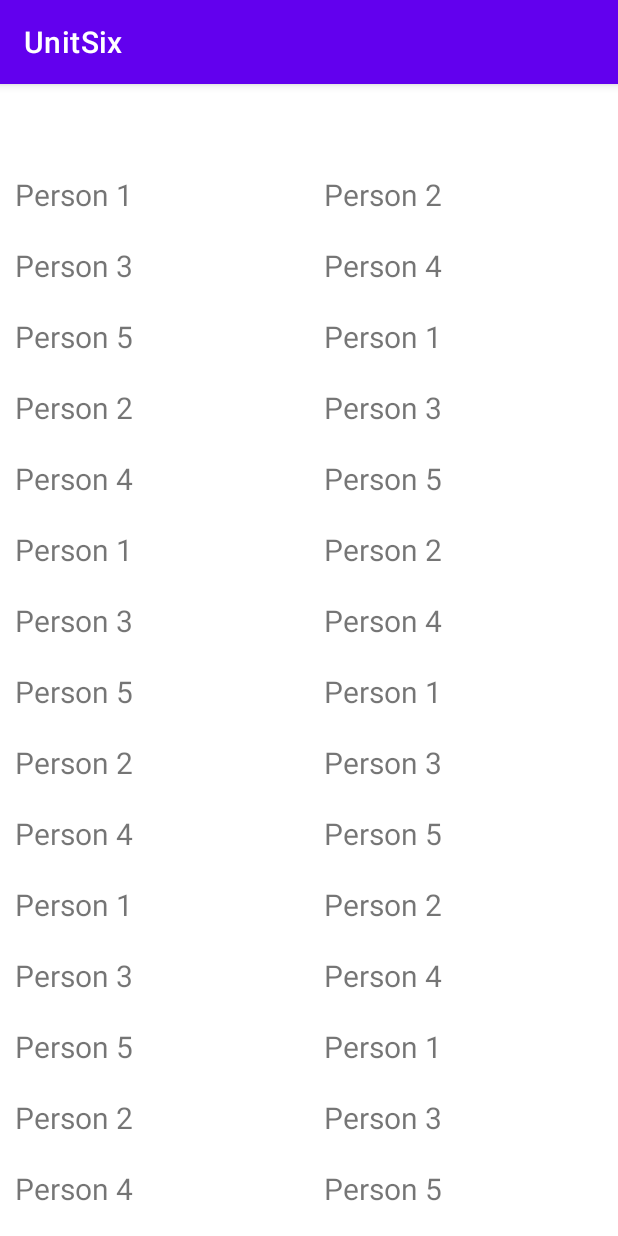
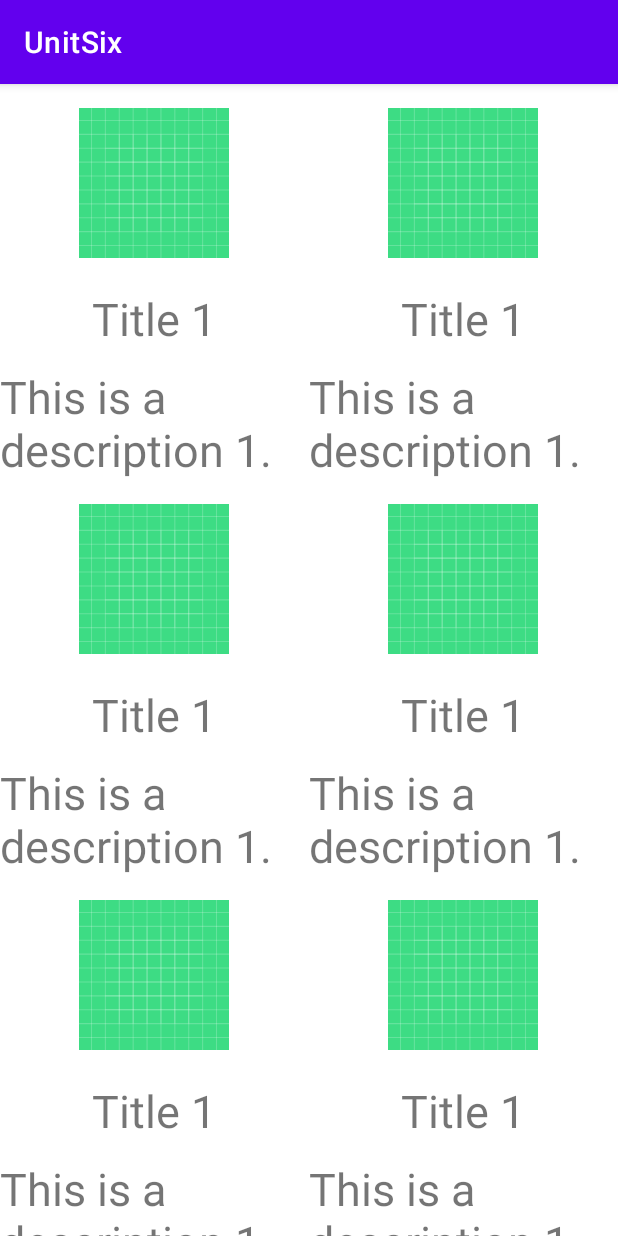
Before and after one commit to depakmagr/MobileProgramming, an Android app: the screen it shows after launch (GridViewMain before the commit, GridViewMainCustom after it), on a phone screen of 412 x 824 dp. Run offline under Robolectric (Android 15) with nearby library versions, the phone set to English and light mode, and no system bars.

Commit message:
GridViewCustom - UnitSix

```diff
--- a/UnitSix/app/src/main/AndroidManifest.xml
+++ b/UnitSix/app/src/main/AndroidManifest.xml
@@ -14,7 +14,7 @@
         tools:targetApi="31" >
 
         <activity
-            android:name=".GridViewMain"
+            android:name=".GridViewMainCustom"
             android:exported="true">
             <intent-filter>
                 <action android:name="android.intent.action.MAIN"/>
--- /dev/null
+++ b/UnitSix/app/src/main/java/com/example/unitsix/GridViewCustomItem.java
@@ -0,0 +1,42 @@
+package com.example.unitsix;
+
+import android.app.Activity;
+import android.view.LayoutInflater;
+import android.view.View;
+import android.view.ViewGroup;
+import android.widget.ArrayAdapter;
+import android.widget.ImageView;
+import android.widget.TextView;
+
+public class GridViewCustomItem extends ArrayAdapter <String> {
+    Activity context;
+    String[] title;
+    String[] description;
+    int[] image;
+
+    public GridViewCustomItem(Activity context, String[] title, String[] description, int[] image) {
+        super(context, R.layout.grid_view_item_custom, title);
+
+        this.context = context;
+        this.title = title;
+        this.description = description;
+        this.image = image;
+    }
+
+    public View getView(int position, View view, ViewGroup parent) {
+        LayoutInflater inflater = context.getLayoutInflater();
+
+        View rowView = inflater.inflate(R.layout.grid_view_item_custom, null, true);
+
+        TextView titleText = rowView.findViewById(R.id.custom_grid_title);
+        ImageView imageView = rowView.findViewById(R.id.custom_grid_android_image);
+        TextView descriptionText = rowView.findViewById(R.id.custom_grid_description);
+
+        titleText.setText(title[position]);
+        imageView.setImageResource(image[position]);
+        descriptionText.setText(description[position]);
+
+        return  rowView;
+
+    }
+}
--- a/UnitSix/app/src/main/java/com/example/unitsix/GridViewMain.java
+++ b/UnitSix/app/src/main/java/com/example/unitsix/GridViewMain.java
@@ -15,7 +15,7 @@ public class GridViewMain extends AppCompatActivity {
 
         setContentView(R.layout.grid_view_main);
 
-        gridView = findViewById(R.id.grid_view);
+        gridView = findViewById(R.id.grid_view_list);
 
         String[] names = {"Person 1", "Person 2", "Person 3", "Person 4", "Person 5",
                 "Person 1", "Person 2", "Person 3", "Person 4", "Person 5",
--- /dev/null
+++ b/UnitSix/app/src/main/java/com/example/unitsix/GridViewMainCustom.java
@@ -0,0 +1,32 @@
+package com.example.unitsix;
+
+import android.os.Bundle;
+import android.widget.GridView;
+
+import androidx.appcompat.app.AppCompatActivity;
+
+public class GridViewMainCustom extends AppCompatActivity {
+    GridView gridView;
+
+    @Override
+    protected void onCreate(Bundle b) {
+        super.onCreate(b);
+
+        setContentView(R.layout.grid_view_main);
+
+        gridView = findViewById(R.id.grid_view_list);
+
+        String[] title = {"Title 1", "Title 1","Title 1", "Title 1", "Title 1","Title 1"};
+
+        String[] description = {"This is a description 1.", "This is a description 1.", "This is a description 1.",
+                "This is a description 1.", "This is a description 1.", "This is a description 1."};
+
+        int[] image = {R.drawable.ic_launcher_background,R.drawable.ic_launcher_background, R.drawable.ic_launcher_background,
+                R.drawable.ic_launcher_background,R.drawable.ic_launcher_background, R.drawable.ic_launcher_background};
+
+        GridViewCustomItem adapter = new GridViewCustomItem(this, title, description, image);
+
+        gridView.setAdapter(adapter);
+
+    }
+}
--- a/UnitSix/app/src/main/res/layout/grid_view_item_custom.xml
+++ b/UnitSix/app/src/main/res/layout/grid_view_item_custom.xml
@@ -7,39 +7,39 @@
     android:orientation="vertical">
 
     <ImageView
-        android:id="@+id/imageView"
-        android:layout_width="wrap_content"
-        android:layout_height="wrap_content"
-        app:layout_constraintEnd_toEndOf="parent"
-        app:layout_constraintStart_toStartOf="parent"
-        app:layout_constraintTop_toBottomOf="bottom"
-        app:layout_constraintTop_toTopOf="parent"
-        tools:srcCompat="@tools:sample/avatars" />
-
-    <TextView
-        android:id="@+id/textView"
-        android:layout_width="wrap_content"
-        android:layout_height="wrap_content"
-        android:text="Title"
-        android:textSize="30dp"
-        app:layout_constraintBottom_toBottomOf="parent"
+        android:id="@+id/custom_grid_android_image"
+        android:layout_width="100dp"
+        android:layout_height="100dp"
+        android:layout_marginTop="16dp"
         app:layout_constraintEnd_toEndOf="parent"
         app:layout_constraintHorizontal_bias="0.498"
         app:layout_constraintStart_toStartOf="parent"
-        app:layout_constraintTop_toTopOf="@+id/imageView"
-        app:layout_constraintVertical_bias="0.228" />
+        app:layout_constraintTop_toTopOf="parent" />
 
     <TextView
-        android:id="@+id/textView3"
+        android:id="@+id/custom_grid_title"
         android:layout_width="wrap_content"
         android:layout_height="wrap_content"
-        android:text="This is my profile."
+        android:layout_gravity="center"
+        android:layout_marginTop="136dp"
+        android:gravity="center"
+        android:text="Hi!! Deepak"
+        android:textSize="30sp"
+        app:layout_constraintEnd_toEndOf="parent"
+        app:layout_constraintHorizontal_bias="0.498"
+        app:layout_constraintStart_toStartOf="parent"
+        app:layout_constraintTop_toTopOf="parent" />
+
+    <TextView
+        android:id="@+id/custom_grid_description"
+        android:layout_width="wrap_content"
+        android:layout_height="wrap_content"
+        android:layout_marginTop="188dp"
+        android:text="Is this your profile?"
         android:textSize="30dp"
-        app:layout_constraintBottom_toBottomOf="parent"
         app:layout_constraintEnd_toEndOf="parent"
-        app:layout_constraintHorizontal_bias="0.497"
+        app:layout_constraintHorizontal_bias="0.496"
         app:layout_constraintStart_toStartOf="parent"
-        app:layout_constraintTop_toTopOf="@+id/imageView"
-        app:layout_constraintVertical_bias="0.324" />
+        app:layout_constraintTop_toTopOf="parent" />
 
 </androidx.constraintlayout.widget.ConstraintLayout>
--- a/UnitSix/app/src/main/res/layout/grid_view_main.xml
+++ b/UnitSix/app/src/main/res/layout/grid_view_main.xml
@@ -7,9 +7,8 @@
     <GridView
         android:layout_width="match_parent"
         android:layout_height="match_parent"
-        android:id="@+id/grid_view"
+        android:id="@+id/grid_view_list"
         android:clipToPadding="false"
-        android:numColumns="2"
-        android:paddingVertical="50dp"/>
+        android:numColumns="2"/>
 
 </LinearLayout>
```
